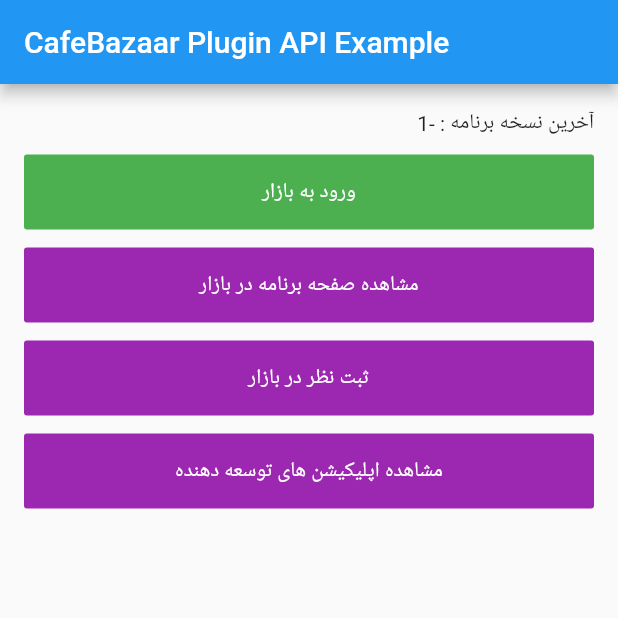
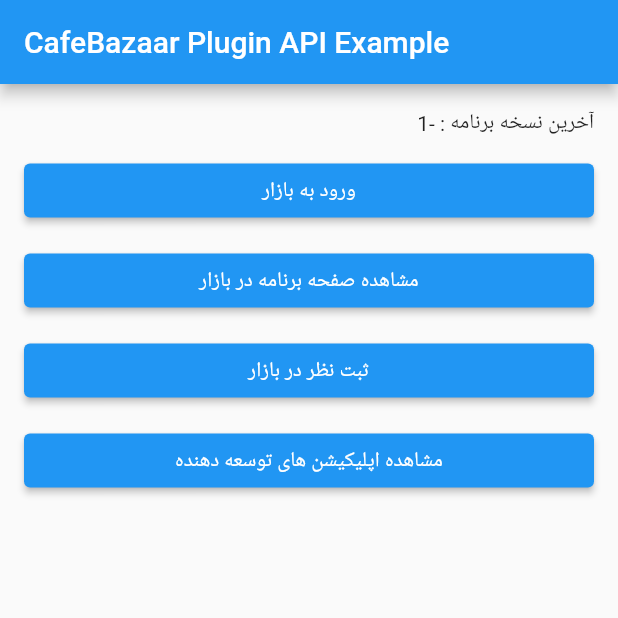
Before and after one commit to raysazIt/cafebazaar_flutter_lib, a Flutter app: the screen it shows after launch, on a phone screen of 412 x 824 dp, the top half of it. Run offline on Flutter 3.47's test engine with Material 2 defaults, Android fonts, the phone set to English and light mode, and no system bars.

Commit message:
Update New Ver 3

```diff
--- a/example/lib/main.dart
+++ b/example/lib/main.dart
@@ -62,10 +62,8 @@ class _MyAppState extends State<MyApp> {
                     height: 12,
                   ),
                   if (!isLoggedIn)
-                    FlatButton(
-                      color: Colors.green,
-                      textColor: Colors.white,
-                      height: 50,
+                    ElevatedButton(
+
                       onPressed: _login,
                       child: Text("ورود به بازار"),
                     ),
@@ -73,30 +71,24 @@ class _MyAppState extends State<MyApp> {
                     const SizedBox(
                       height: 12,
                     ),
-                  FlatButton(
-                    color: Colors.purple,
-                    textColor: Colors.white,
-                    height: 50,
+                  ElevatedButton(
+
                     onPressed: _bazaar.openDetail,
                     child: Text("مشاهده صفحه برنامه در بازار"),
                   ),
                   const SizedBox(
                     height: 12,
                   ),
-                  FlatButton(
-                    color: Colors.purple,
-                    textColor: Colors.white,
-                    height: 50,
+                  ElevatedButton(
+
                     onPressed: _bazaar.openCommentForm,
                     child: Text("ثبت نظر در بازار"),
                   ),
                   const SizedBox(
                     height: 12,
                   ),
-                  FlatButton(
-                    color: Colors.purple,
-                    textColor: Colors.white,
-                    height: 50,
+                  ElevatedButton(
+
                     onPressed: () => _bazaar.openDeveloperPage("google-llc"),
                     child: Text("مشاهده اپلیکیشن های توسعه دهنده"),
                   ),
```
Also changed, not shown: example/pubspec.lock, pubspec.lock, 8 other files.
